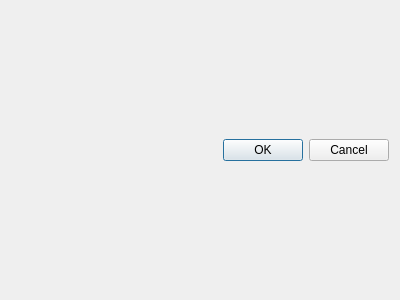
This is src/dialogs/images.ui in npwoods/bletchmame as Qt 5 draws it before an edit. The edited form follows.
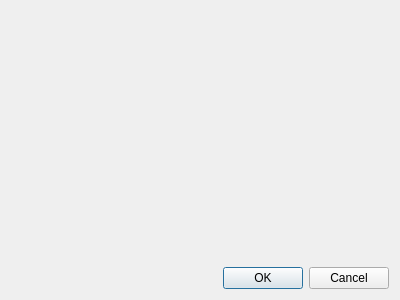
This is the edited form.

Commit message: Cosmetic improvements to various dialogs

Diff of the .ui file:
```diff
--- a/src/dialogs/images.ui
+++ b/src/dialogs/images.ui
@@ -18,13 +18,72 @@
     <layout class="QGridLayout" name="gridLayout"/>
    </item>
    <item>
-    <widget class="QDialogButtonBox" name="buttonBox">
-     <property name="orientation">
-      <enum>Qt::Horizontal</enum>
+    <widget class="QWidget" name="verticalSpacingWidget" native="true">
+     <property name="sizePolicy">
+      <sizepolicy hsizetype="Preferred" vsizetype="Expanding">
+       <horstretch>0</horstretch>
+       <verstretch>0</verstretch>
+      </sizepolicy>
      </property>
-     <property name="standardButtons">
-      <set>QDialogButtonBox::Cancel|QDialogButtonBox::Ok</set>
+    </widget>
+   </item>
+   <item>
+    <widget class="QWidget" name="widget" native="true">
+     <property name="sizePolicy">
+      <sizepolicy hsizetype="Preferred" vsizetype="Fixed">
+       <horstretch>0</horstretch>
+       <verstretch>0</verstretch>
+      </sizepolicy>
      </property>
+     <layout class="QHBoxLayout" name="horizontalLayout">
+      <property name="spacing">
+       <number>0</number>
+      </property>
+      <property name="leftMargin">
+       <number>0</number>
+      </property>
+      <property name="topMargin">
+       <number>0</number>
+      </property>
+      <property name="rightMargin">
+       <number>0</number>
+      </property>
+      <property name="bottomMargin">
+       <number>0</number>
+      </property>
+      <item>
+       <spacer name="horizontalSpacer">
+        <property name="orientation">
+         <enum>Qt::Horizontal</enum>
+        </property>
+        <property name="sizeHint" stdset="0">
+         <size>
+          <width>40</width>
+          <height>20</height>
+         </size>
+        </property>
+       </spacer>
+      </item>
+      <item>
+       <widget class="QDialogButtonBox" name="buttonBox">
+        <property name="sizePolicy">
+         <sizepolicy hsizetype="Fixed" vsizetype="Fixed">
+          <horstretch>0</horstretch>
+          <verstretch>0</verstretch>
+         </sizepolicy>
+        </property>
+        <property name="layoutDirection">
+         <enum>Qt::LeftToRight</enum>
+        </property>
+        <property name="orientation">
+         <enum>Qt::Horizontal</enum>
+        </property>
+        <property name="standardButtons">
+         <set>QDialogButtonBox::Cancel|QDialogButtonBox::Ok</set>
+        </property>
+       </widget>
+      </item>
+     </layout>
     </widget>
    </item>
   </layout>
```
Left out of the diff: 23 changed lines with no effect on the pictures. The commit also changes 4 other files.
